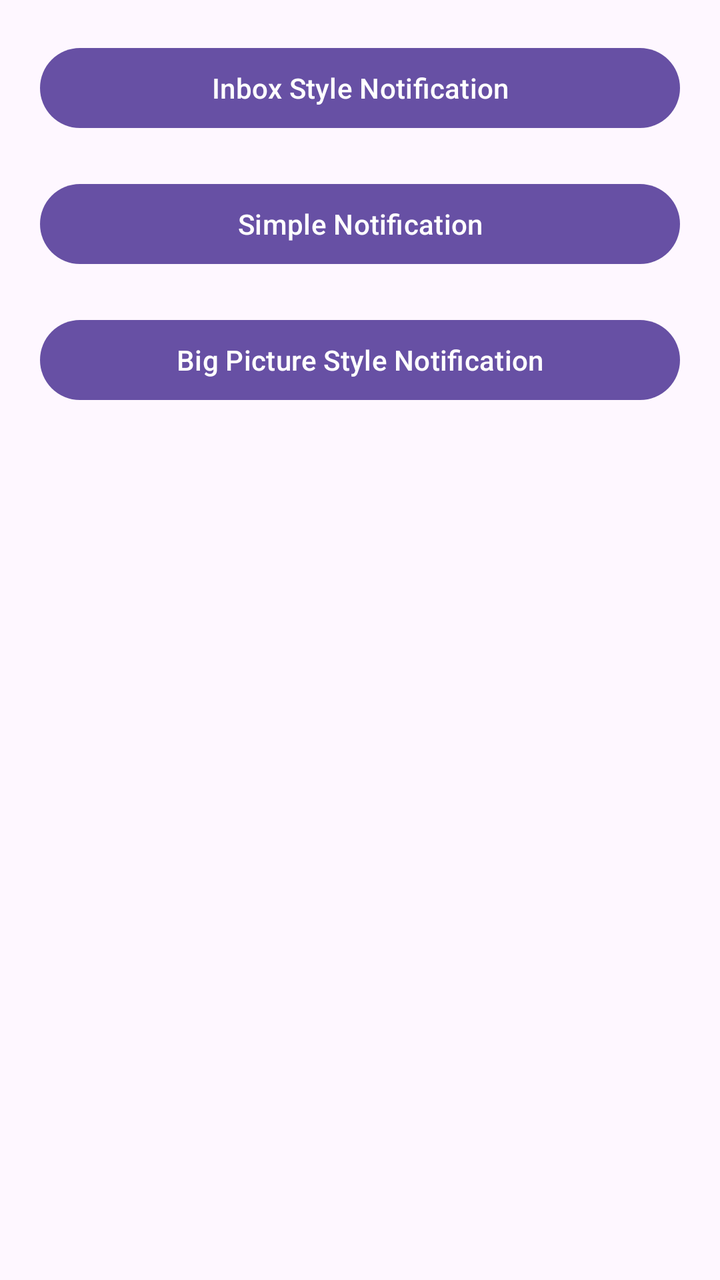
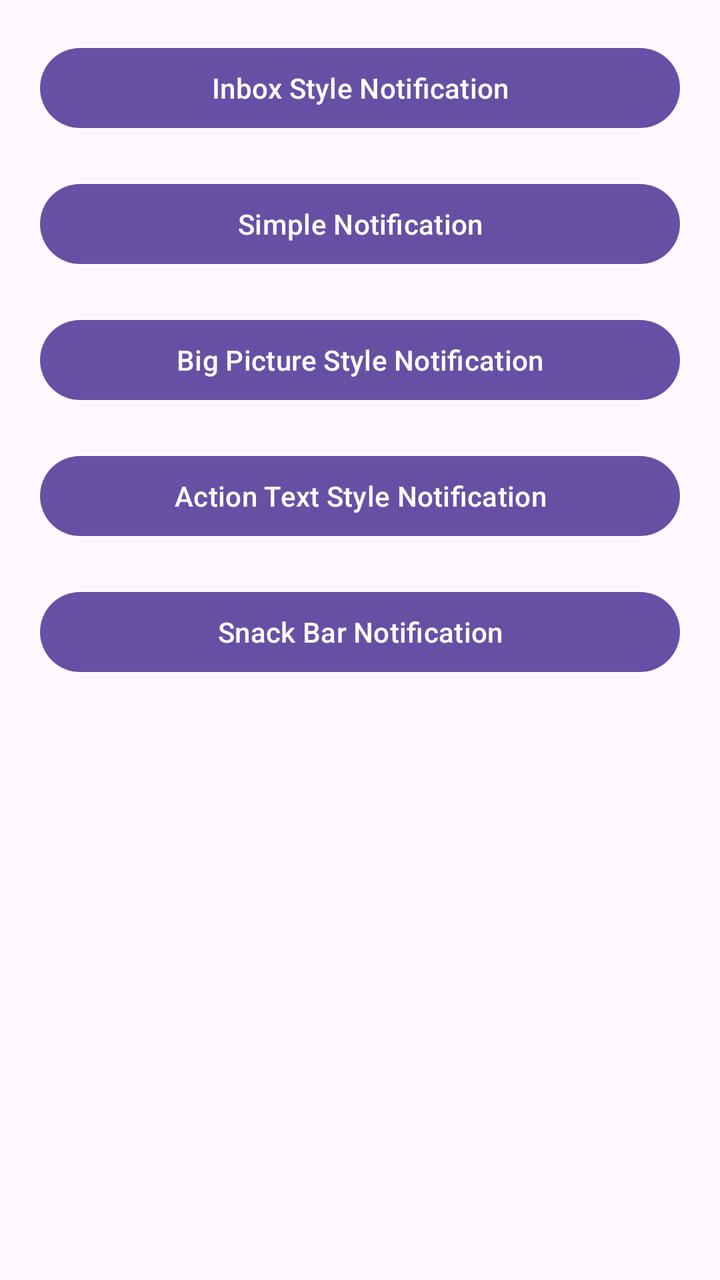

Two renders of the same Android screen: before a commit and after it. Below are the layout's source before the change and the commit's diff.
<!-- AndroidManifest.xml: application theme Theme._17_02_25_Notifications_Demo -->
<!-- res/layout/activity_main.xml -->
<?xml version="1.0" encoding="utf-8"?>
<androidx.constraintlayout.widget.ConstraintLayout xmlns:android="http://schemas.android.com/apk/res/android"
    xmlns:app="http://schemas.android.com/apk/res-auto"
    xmlns:tools="http://schemas.android.com/tools"
    android:id="@+id/main"
    android:layout_width="match_parent"
    android:layout_height="match_parent"
    tools:context=".MainActivity">

    <Button
        android:id="@+id/btnInboxStyleNotification"
        android:layout_width="match_parent"
        android:layout_height="wrap_content"
        android:layout_marginLeft="20dp"
        android:layout_marginTop="20dp"
        android:layout_marginRight="20dp"
        android:text="Inbox Style Notification"
        app:layout_constraintLeft_toLeftOf="parent"
        app:layout_constraintTop_toTopOf="parent" />

    <Button
        android:id="@+id/btnSimpleNotification"
        android:layout_width="match_parent"
        android:layout_height="wrap_content"
        android:layout_marginLeft="20dp"
        android:layout_marginTop="20dp"
        android:layout_marginRight="20dp"
        android:text="Simple Notification"
        app:layout_constraintLeft_toLeftOf="parent"
        app:layout_constraintTop_toBottomOf="@id/btnInboxStyleNotification" />

    <Button
        android:id="@+id/btnBigPictureStyleNotification"
        android:layout_width="match_parent"
        android:layout_height="wrap_content"
        android:layout_marginLeft="20dp"
        android:layout_marginTop="20dp"
        android:layout_marginRight="20dp"
        android:text="Big Picture Style Notification"
        app:layout_constraintLeft_toLeftOf="parent"
        app:layout_constraintTop_toBottomOf="@id/btnSimpleNotification" />

</androidx.constraintlayout.widget.ConstraintLayout>
<!-- resources referenced by this layout -->
<resources>
  <style name="Theme._17_02_25_Notifications_Demo" parent="Base.Theme._17_02_25_Notifications_Demo" />
  <style name="Base.Theme._17_02_25_Notifications_Demo" parent="Theme.Material3.DayNight.NoActionBar">
          
          
      </style>
</resources>

<!-- the commit's change to res/layout/activity_main.xml (unified diff, before → after) -->
@@ -40,4 +40,26 @@
         app:layout_constraintLeft_toLeftOf="parent"
         app:layout_constraintTop_toBottomOf="@id/btnSimpleNotification" />
 
+    <Button
+        android:id="@+id/btnActionTextStyleNotification"
+        android:layout_width="match_parent"
+        android:layout_height="wrap_content"
+        android:layout_marginLeft="20dp"
+        android:layout_marginTop="20dp"
+        android:layout_marginRight="20dp"
+        android:text="Action Text Style Notification"
+        app:layout_constraintLeft_toLeftOf="parent"
+        app:layout_constraintTop_toBottomOf="@id/btnBigPictureStyleNotification" />
+
+    <Button
+        android:id="@+id/btnSnackBarNotification"
+        android:layout_width="match_parent"
+        android:layout_height="wrap_content"
+        android:layout_marginLeft="20dp"
+        android:layout_marginTop="20dp"
+        android:layout_marginRight="20dp"
+        android:text="Snack Bar Notification"
+        app:layout_constraintLeft_toLeftOf="parent"
+        app:layout_constraintTop_toBottomOf="@id/btnActionTextStyleNotification" />
+
 </androidx.constraintlayout.widget.ConstraintLayout>
